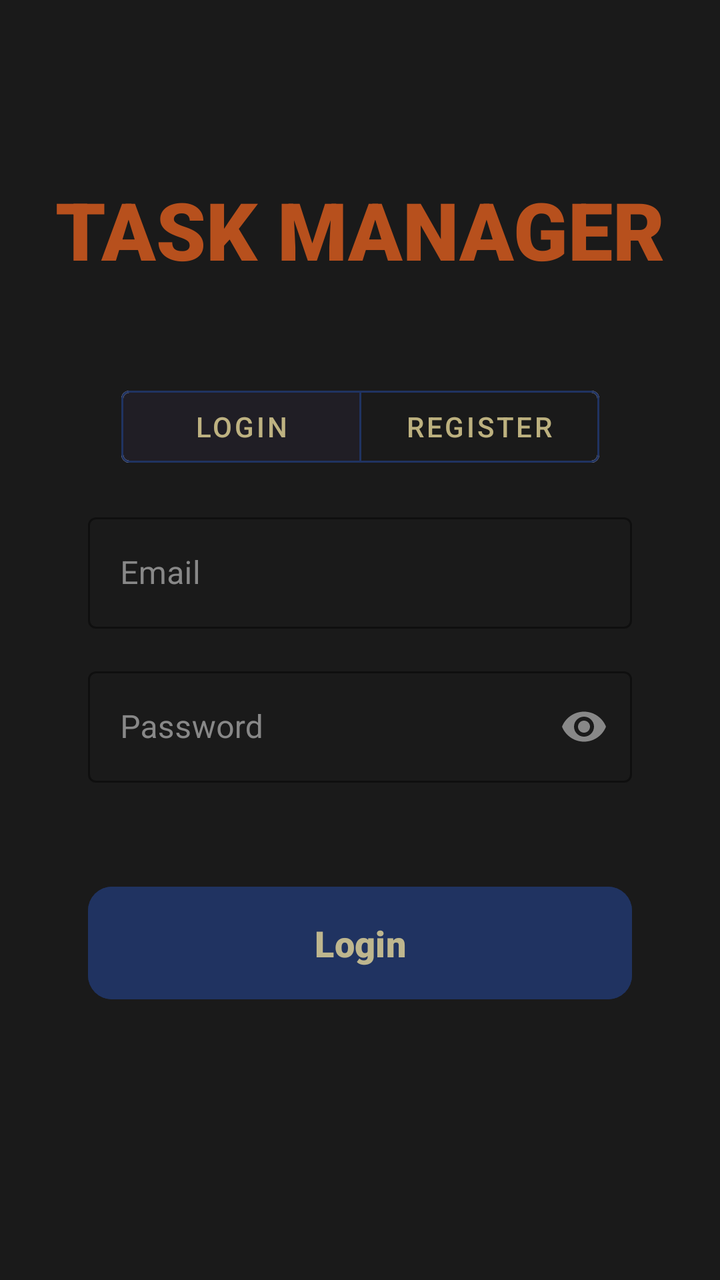
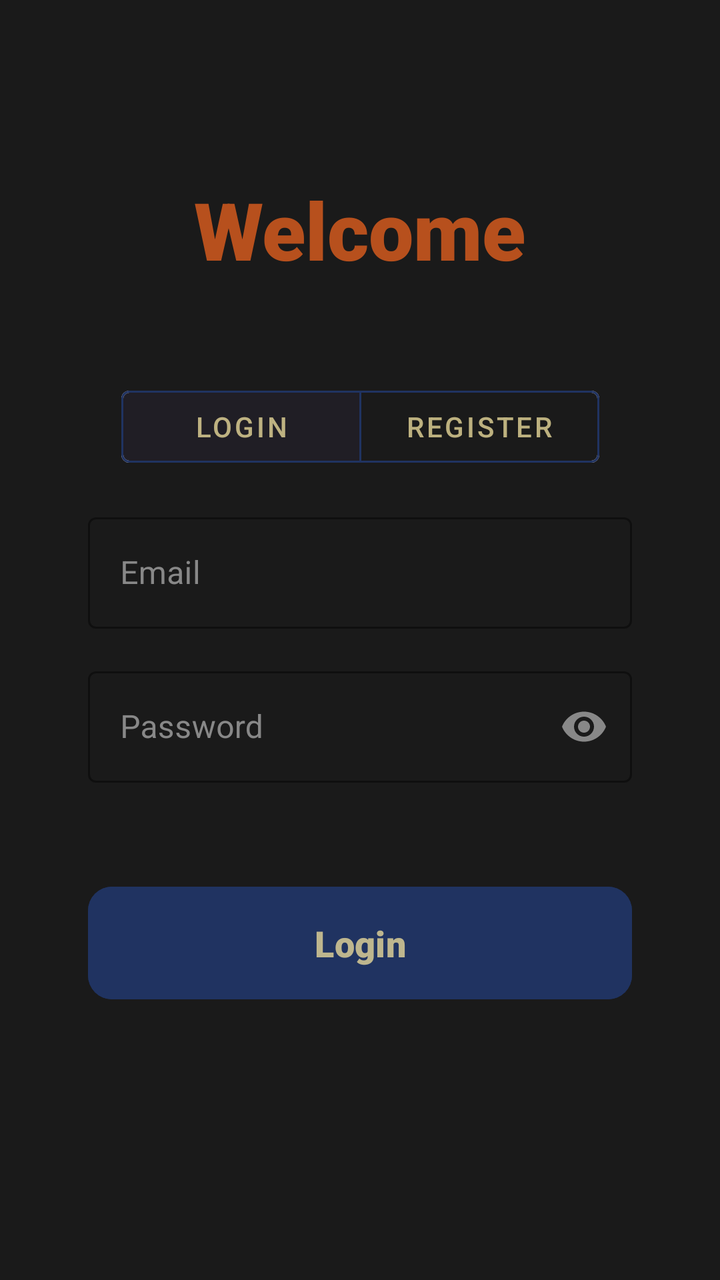

Two renders of the same Android screen: before a commit and after it. Below are the layout's source before the change and the commit's diff.
<!-- AndroidManifest.xml: application theme Theme.Class07 -->
<!-- res/layout/login_register_layout.xml -->
<?xml version="1.0" encoding="utf-8"?>
<androidx.constraintlayout.widget.ConstraintLayout xmlns:android="http://schemas.android.com/apk/res/android"
    xmlns:app="http://schemas.android.com/apk/res-auto"
    xmlns:tools="http://schemas.android.com/tools"
    android:id="@+id/main"
    android:layout_width="match_parent"
    android:layout_height="match_parent"
    android:background="#1A1A1A"
    android:padding="24dp"
    tools:context=".LoginRegisterActivity">

    <TextView
        android:id="@+id/titleTextView"
        android:layout_width="wrap_content"
        android:layout_height="wrap_content"
        android:layout_marginTop="64dp"
        android:fontFamily="sans-serif-black"
        android:text="TASK MANAGER"
        android:textColor="#C9E25F1F"
        android:textSize="40sp"
        android:textStyle="bold"
        app:layout_constraintEnd_toEndOf="parent"
        app:layout_constraintStart_toStartOf="parent"
        app:layout_constraintTop_toTopOf="parent" />

    <com.google.android.material.button.MaterialButtonToggleGroup
        android:id="@+id/toggleGroup"
        android:layout_width="wrap_content"
        android:layout_height="wrap_content"
        android:layout_marginTop="48dp"
        app:checkedButton="@id/loginTab"
        app:layout_constraintEnd_toEndOf="parent"
        app:layout_constraintStart_toStartOf="parent"
        app:layout_constraintTop_toBottomOf="@id/titleTextView"
        app:selectionRequired="true"
        app:singleSelection="true">

        <com.google.android.material.button.MaterialButton
            android:id="@+id/loginTab"
            style="@style/Widget.MaterialComponents.Button.OutlinedButton"
            android:layout_width="wrap_content"
            android:layout_height="wrap_content"
            android:minWidth="120dp"
            android:text="Login"
            android:textColor="#C9E9DA9B"
            app:strokeColor="#203361" />

        <com.google.android.material.button.MaterialButton
            android:id="@+id/registerTab"
            style="@style/Widget.MaterialComponents.Button.OutlinedButton"
            android:layout_width="wrap_content"
            android:layout_height="wrap_content"
            android:minWidth="120dp"
            android:text="Register"
            android:textColor="#C9E9DA9B"
            app:strokeColor="#203361" />

    </com.google.android.material.button.MaterialButtonToggleGroup>

    
    <com.google.android.material.textfield.TextInputLayout
        android:id="@+id/usernameInputLayout"
        style="@style/Widget.MaterialComponents.TextInputLayout.OutlinedBox"
        android:layout_width="0dp"
        android:layout_height="wrap_content"
        android:layout_marginStart="20dp"
        android:layout_marginTop="32dp"
        android:layout_marginEnd="20dp"
        android:hint="Username"
        android:textColorHint="#888888"
        android:visibility="gone"
        app:boxStrokeColor="#203361"
        app:hintTextColor="#C9E9DA9B"
        app:layout_constraintEnd_toEndOf="parent"
        app:layout_constraintStart_toStartOf="parent"
        app:layout_constraintTop_toBottomOf="@id/toggleGroup">

        <com.google.android.material.textfield.TextInputEditText
            android:id="@+id/usernameEditText"
            android:layout_width="match_parent"
            android:layout_height="wrap_content"
            android:inputType="textPersonName"
            android:textColor="@android:color/white" />
    </com.google.android.material.textfield.TextInputLayout>

    <com.google.android.material.textfield.TextInputLayout
        android:id="@+id/emailInputLayout"
        style="@style/Widget.MaterialComponents.TextInputLayout.OutlinedBox"
        android:layout_width="0dp"
        android:layout_height="wrap_content"
        android:layout_marginStart="20dp"
        android:layout_marginTop="16dp"
        android:layout_marginEnd="20dp"
        android:hint="Email"
        android:textColorHint="#888888"
        app:boxStrokeColor="#203361"
        app:hintTextColor="#C9E9DA9B"
        app:layout_constraintEnd_toEndOf="parent"
        app:layout_constraintStart_toStartOf="parent"
        app:layout_constraintTop_toBottomOf="@id/usernameInputLayout">

        <com.google.android.material.textfield.TextInputEditText
            android:id="@+id/emailEditText"
            android:layout_width="match_parent"
            android:layout_height="wrap_content"
            android:inputType="textEmailAddress"
            android:textColor="@android:color/white" />
    </com.google.android.material.textfield.TextInputLayout>

    <com.google.android.material.textfield.TextInputLayout
        android:id="@+id/passwordInputLayout"
        style="@style/Widget.MaterialComponents.TextInputLayout.OutlinedBox"
        android:layout_width="0dp"
        android:layout_height="wrap_content"
        android:layout_marginStart="20dp"
        android:layout_marginTop="16dp"
        android:layout_marginEnd="20dp"
        android:hint="Password"
        android:textColorHint="#888888"
        app:boxStrokeColor="#203361"
        app:endIconMode="password_toggle"
        app:endIconTint="#888888"
        app:hintTextColor="#C9E9DA9B"
        app:layout_constraintEnd_toEndOf="parent"
        app:layout_constraintStart_toStartOf="parent"
        app:layout_constraintTop_toBottomOf="@id/emailInputLayout">

        <com.google.android.material.textfield.TextInputEditText
            android:id="@+id/passwordEditText"
            android:layout_width="match_parent"
            android:layout_height="wrap_content"
            android:inputType="textPassword"
            android:textColor="@android:color/white" />
    </com.google.android.material.textfield.TextInputLayout>

    <Button
        android:id="@+id/actionButton"
        android:layout_width="0dp"
        android:layout_height="wrap_content"
        android:layout_marginStart="20dp"
        android:layout_marginTop="48dp"
        android:layout_marginEnd="20dp"
        android:backgroundTint="#203361"
        android:fontFamily="sans-serif-black"
        android:padding="16dp"
        android:text="Login"
        android:textColor="#C9E9DA9B"
        android:textSize="18sp"
        app:cornerRadius="12dp"
        app:layout_constraintEnd_toEndOf="parent"
        app:layout_constraintStart_toStartOf="parent"
        app:layout_constraintTop_toBottomOf="@id/passwordInputLayout" />

</androidx.constraintlayout.widget.ConstraintLayout>
<!-- resources referenced by this layout -->
<resources>
  <style name="Theme.Class07" parent="Base.Theme.Class07" />
  <style name="Base.Theme.Class07" parent="Theme.Material3.DayNight.NoActionBar">
          
          
      </style>
</resources>

<!-- the commit's change to res/layout/login_register_layout.xml (unified diff, before → after) -->
@@ -15,7 +15,7 @@
         android:layout_height="wrap_content"
         android:layout_marginTop="64dp"
         android:fontFamily="sans-serif-black"
-        android:text="TASK MANAGER"
+        android:text="Welcome"
         android:textColor="#C9E25F1F"
         android:textSize="40sp"
         android:textStyle="bold"
